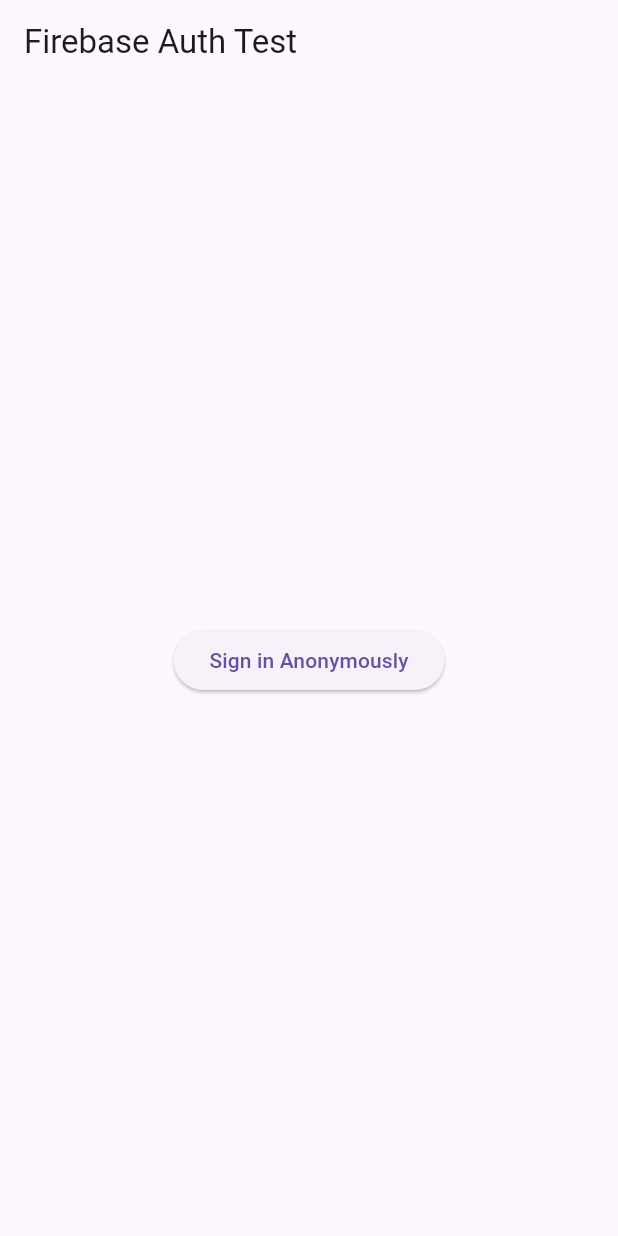
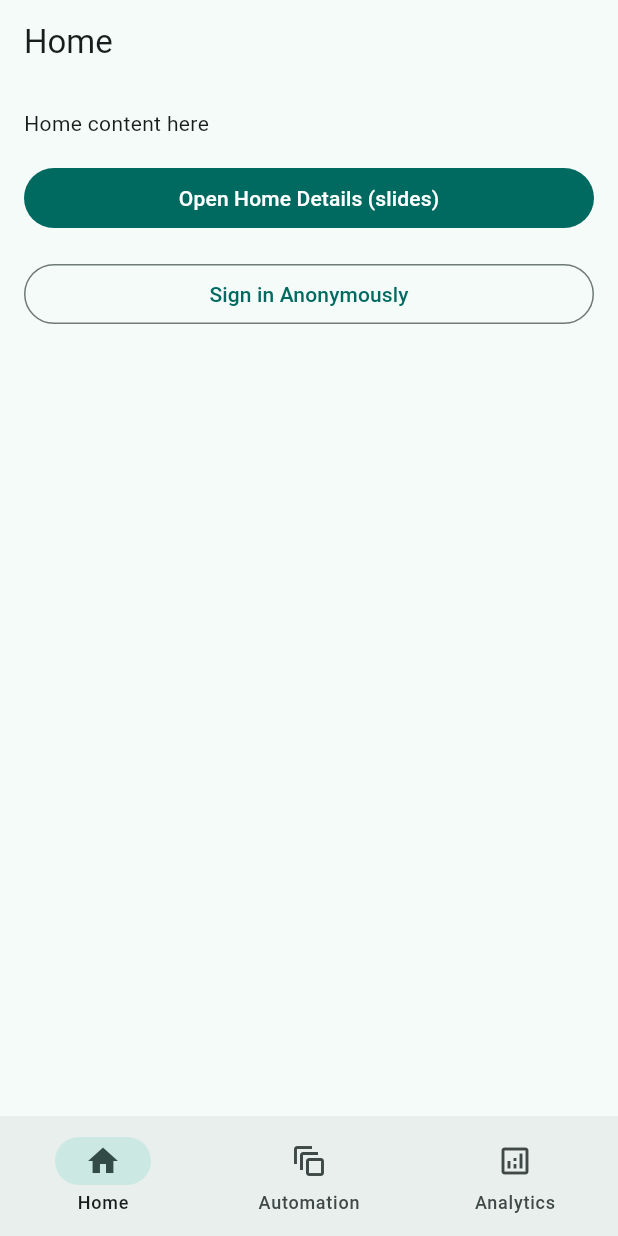
Before and after one commit to loydicakes/nice_rice, a Flutter app: the screen it shows after launch, on a phone screen of 412 x 824 dp. Run offline on Flutter 3.47's test engine with Material 3 defaults, Android fonts, the phone set to English and light mode, and no system bars; our stand-ins replace firebase_auth, firebase_core; accounts and stored records are empty.

Commit message:
pages ulit

```diff
--- a/lib/main.dart
+++ b/lib/main.dart
@@ -2,6 +2,11 @@
 import 'package:firebase_core/firebase_core.dart';
 import 'package:firebase_auth/firebase_auth.dart';
 import 'firebase_options.dart';
+
+// Your top-level pages (match your folders under lib/pages/)
+import 'pages/homepage/home_page.dart';
+import 'pages/automation/automation.dart';
+import 'pages/analytics/analytics.dart';
 
 Future<void> main() async {
   WidgetsFlutterBinding.ensureInitialized();
@@ -9,6 +14,7 @@
   runApp(const MyApp());
 }
 
+// Optional: keep this helper available to call from pages
 Future<void> signInAnon() async {
   final cred = await FirebaseAuth.instance.signInAnonymously();
   debugPrint('Signed in: ${cred.user?.uid}');
@@ -20,17 +26,204 @@
   @override
   Widget build(BuildContext context) {
     return MaterialApp(
-      home: Scaffold(
-        appBar: AppBar(title: const Text('Firebase Auth Test')),
-        body: Center(
-          child: ElevatedButton(
-            onPressed: () async {
-              await signInAnon();
-            },
-            child: const Text('Sign in Anonymously'),
-          ),
+      title: 'Jendela Rumah',
+      debugShowCheckedModeBanner: false,
+      theme: ThemeData(
+        colorScheme: ColorScheme.fromSeed(seedColor: Colors.teal),
+        useMaterial3: true,
+        // Enforce SLIDE-ONLY transitions (Cupertino style) across the app.
+        pageTransitionsTheme: const PageTransitionsTheme(
+          builders: {
+            TargetPlatform.android: CupertinoPageTransitionsBuilder(),
+            TargetPlatform.iOS: CupertinoPageTransitionsBuilder(),
+            TargetPlatform.linux: CupertinoPageTransitionsBuilder(),
+            TargetPlatform.macOS: CupertinoPageTransitionsBuilder(),
+            TargetPlatform.windows: CupertinoPageTransitionsBuilder(),
+          },
+        ),
+      ),
+      home: const AppShell(),
+    );
+  }
+}
+
+/// AppShell = Bottom navigation + PageView (swipe) + per-tab Navigator (deep stacks)
+class AppShell extends StatefulWidget {
+  const AppShell({super.key});
+
+  @override
+  State<AppShell> createState() => _AppShellState();
+}
+
+class _AppShellState extends State<AppShell> {
+  final _controller = PageController();
+  int _currentIndex = 0;
+
+  // One Navigator per tab keeps independent back stacks.
+  final _homeNavKey = GlobalKey<NavigatorState>();
+  final _autoNavKey = GlobalKey<NavigatorState>();
+  final _anaNavKey = GlobalKey<NavigatorState>();
+
+  @override
+  void dispose() {
+    _controller.dispose();
+    super.dispose();
+  }
+
+  Future<bool> _onWillPop() async {
+    final currentKey = <GlobalKey<NavigatorState>>[
+      _homeNavKey,
+      _autoNavKey,
+      _anaNavKey,
+    ][_currentIndex];
+
+    if (currentKey.currentState?.canPop() ?? false) {
+      currentKey.currentState!.pop();
+      return false; // handled inside tab
+    }
+    return true; // allow system back to exit
+  }
+
+  void _onTapTab(int index) {
+    setState(() => _currentIndex = index);
+    _controller.animateToPage(
+      index,
+      duration: const Duration(milliseconds: 280),
+      curve: Curves.easeOutCubic,
+    );
+  }
+
+  @override
+  Widget build(BuildContext context) {
+    return WillPopScope(
+      onWillPop: _onWillPop,
+      child: Scaffold(
+        body: PageView(
+          controller: _controller,
+          physics: const BouncingScrollPhysics(), // swipe between tabs
+          onPageChanged: (i) => setState(() => _currentIndex = i),
+          children: [
+            _TabNavigator(navigatorKey: _homeNavKey, tab: _Tab.home),
+            _TabNavigator(navigatorKey: _autoNavKey, tab: _Tab.automation),
+            _TabNavigator(navigatorKey: _anaNavKey, tab: _Tab.analytics),
+          ],
+        ),
+        bottomNavigationBar: NavigationBar(
+          selectedIndex: _currentIndex,
+          onDestinationSelected: _onTapTab,
+          destinations: const [
+            NavigationDestination(
+              icon: Icon(Icons.home_outlined),
+              selectedIcon: Icon(Icons.home),
+              label: 'Home',
+            ),
+            NavigationDestination(
+              icon: Icon(Icons.auto_awesome_motion_outlined),
+              selectedIcon: Icon(Icons.auto_awesome_motion),
+              label: 'Automation',
+            ),
+            NavigationDestination(
+              icon: Icon(Icons.analytics_outlined),
+              selectedIcon: Icon(Icons.analytics),
+              label: 'Analytics',
+            ),
+          ],
         ),
       ),
     );
   }
 }
+
+// ---------------- Per-tab Navigator ----------------
+
+enum _Tab { home, automation, analytics }
+
+class _TabNavigator extends StatefulWidget {
+  final GlobalKey<NavigatorState> navigatorKey;
+  final _Tab tab;
+
+  const _TabNavigator({required this.navigatorKey, required this.tab});
+
+  @override
+  State<_TabNavigator> createState() => _TabNavigatorState();
+}
+
+class _TabNavigatorState extends State<_TabNavigator>
+    with AutomaticKeepAliveClientMixin {
+  @override
+  bool get wantKeepAlive => true; // preserve each tab's stack & state
+
+  @override
+  Widget build(BuildContext context) {
+    super.build(context);
+    return Navigator(
+      key: widget.navigatorKey,
+      onGenerateRoute: (settings) {
+        Widget page;
+        switch (settings.name) {
+          case '/':
+            page = switch (widget.tab) {
+              _Tab.home => const HomePage(),
+              _Tab.automation => const AutomationPage(),
+              _Tab.analytics => const AnalyticsPage(),
+            };
+            break;
+          case '/details':
+            page = _DetailsPage(
+              title: settings.arguments as String? ?? 'Details',
+            );
+            break;
+          default:
+            page = const _NotFoundPage();
+        }
+        // MaterialPageRoute picks up the app's PageTransitionsTheme → slide-only
+        return MaterialPageRoute(builder: (_) => page, settings: settings);
+      },
+    );
+  }
+}
+
+// ---------------- Example deeper pages (optional) ----------------
+
+class _DetailsPage extends StatelessWidget {
+  final String title;
+  const _DetailsPage({required this.title});
+
+  @override
+  Widget build(BuildContext context) {
+    return Scaffold(
+      appBar: AppBar(title: Text(title)),
+      body: Center(
+        child: FilledButton(
+          onPressed: () {
+            Navigator.of(context).push(
+              MaterialPageRoute(
+                builder: (_) => const _DeepPage(),
+                settings: const RouteSettings(name: '/deep'),
+              ),
+            );
+          },
+          child: const Text('Go deeper (slide)'),
+        ),
+      ),
+    );
+  }
+}
+
+class _DeepPage extends StatelessWidget {
+  const _DeepPage();
+
+  @override
+  Widget build(BuildContext context) {
+    return const Scaffold(body: Center(child: Text('Another level down')));
+  }
+}
+
+class _NotFoundPage extends StatelessWidget {
+  const _NotFoundPage();
+
+  @override
+  Widget build(BuildContext context) {
+    return const Scaffold(body: Center(child: Text('Route not found')));
+  }
+}
--- a/lib/pages/analytics/analytics.dart
+++ b/lib/pages/analytics/analytics.dart
@@ -0,0 +1,20 @@
+import 'package:flutter/material.dart';
+
+class AnalyticsPage extends StatelessWidget {
+  const AnalyticsPage({super.key});
+
+  @override
+  Widget build(BuildContext context) {
+    return Scaffold(
+      appBar: AppBar(title: const Text('Analytics')),
+      body: Center(
+        child: FilledButton(
+          onPressed: () => Navigator.of(
+            context,
+          ).pushNamed('/details', arguments: 'Analytics Details'),
+          child: const Text('Open Analytics Details'),
+        ),
+      ),
+    );
+  }
+}
--- a/lib/pages/automation/automation.dart
+++ b/lib/pages/automation/automation.dart
@@ -0,0 +1,20 @@
+import 'package:flutter/material.dart';
+
+class AutomationPage extends StatelessWidget {
+  const AutomationPage({super.key});
+
+  @override
+  Widget build(BuildContext context) {
+    return Scaffold(
+      appBar: AppBar(title: const Text('Automation')),
+      body: Center(
+        child: FilledButton(
+          onPressed: () => Navigator.of(
+            context,
+          ).pushNamed('/details', arguments: 'Automation Details'),
+          child: const Text('Open Automation Details'),
+        ),
+      ),
+    );
+  }
+}
--- a/lib/pages/homepage/home_page.dart
+++ b/lib/pages/homepage/home_page.dart
@@ -0,0 +1,32 @@
+import 'package:flutter/material.dart';
+import '../../main.dart' show signInAnon; // optional: reuse your sign-in
+
+class HomePage extends StatelessWidget {
+  const HomePage({super.key});
+
+  @override
+  Widget build(BuildContext context) {
+    return Scaffold(
+      appBar: AppBar(title: const Text('Home')),
+      body: ListView(
+        padding: const EdgeInsets.all(16),
+        children: [
+          const Text('Home content here'),
+          const SizedBox(height: 16),
+          FilledButton(
+            onPressed: () => Navigator.of(
+              context,
+            ).pushNamed('/details', arguments: 'Home Details'),
+            child: const Text('Open Home Details (slides)'),
+          ),
+          const SizedBox(height: 16),
+          // Keep your Firebase test button if you like:
+          OutlinedButton(
+            onPressed: () async => await signInAnon(),
+            child: const Text('Sign in Anonymously'),
+          ),
+        ],
+      ),
+    );
+  }
+}
```
Also changed, not shown: 2 other files.
